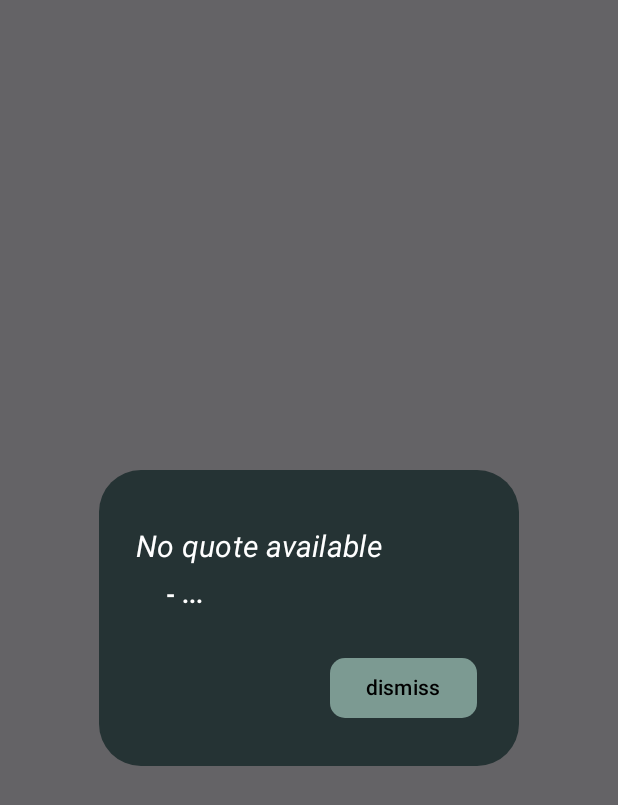
After one commit to zikkox/Mental-Guru, an Android app built with Jetpack Compose: the composable QuoteDialog called with empty values, on a phone screen of 412 x 824 dp. The commit adds this screen. Shown: the top 805 px of the screen. Run offline under Robolectric (Android 15) with nearby library versions, the phone set to English and light mode, and no system bars.

Commit message:
added quote api, filters and returns quote based on tag

```diff
--- a/app/src/main/AndroidManifest.xml
+++ b/app/src/main/AndroidManifest.xml
@@ -2,7 +2,7 @@
 <manifest xmlns:android="http://schemas.android.com/apk/res/android"
     xmlns:tools="http://schemas.android.com/tools">
 
-    <uses-permission android:name="android.permission.INTERNET" />
+    <uses-permission android:name="android.permission.INTERNET"/>
 
     <application
         android:allowBackup="true"
--- a/app/src/main/java/com/example/mentalguru/data/repository/MusicRepository.kt
+++ b/app/src/main/java/com/example/mentalguru/data/repository/MusicRepository.kt
@@ -1,5 +1,6 @@
 package com.example.mentalguru.data.repository
 
+import android.util.Log
 import com.example.mentalguru.data.remote.MusicApiService
 import com.example.mentalguru.data.model.Music
 import retrofit2.Retrofit
@@ -22,6 +23,7 @@ class MusicRepository {
         return try {
             api.getMusicList()
         } catch (e: Exception) {
+            Log.e("MusicRepository", "Error fetching music list", e)
             emptyList()
         }
     }
@@ -30,6 +32,7 @@ class MusicRepository {
         return try {
             api.getMusicById(id)
         } catch (e: Exception) {
+            Log.e("MusicRepository", "Error fetching music by ID", e)
             null
         }
     }
--- /dev/null
+++ b/app/src/main/java/com/example/mentalguru/presentation/ui/components/QuoteDialog.kt
@@ -0,0 +1,71 @@
+package com.example.mentalguru.presentation.ui.components
+
+import android.graphics.Paint.Align
+import androidx.compose.foundation.layout.Column
+import androidx.compose.foundation.layout.Spacer
+import androidx.compose.foundation.layout.height
+import androidx.compose.foundation.layout.padding
+import androidx.compose.foundation.shape.RoundedCornerShape
+import androidx.compose.material3.AlertDialog
+import androidx.compose.material3.Button
+import androidx.compose.material3.ButtonDefaults
+import androidx.compose.material3.CircularProgressIndicator
+import androidx.compose.material3.Text
+import androidx.compose.material3.TextButton
+import androidx.compose.runtime.Composable
+import androidx.compose.runtime.State
+import androidx.compose.ui.Alignment
+import androidx.compose.ui.Modifier
+import androidx.compose.ui.graphics.Color
+import androidx.compose.ui.res.colorResource
+import androidx.compose.ui.text.font.FontStyle
+import androidx.compose.ui.text.font.FontWeight
+import androidx.compose.ui.text.style.TextAlign
+import androidx.compose.ui.unit.dp
+import androidx.compose.ui.unit.sp
+import com.example.mentalguru.R
+import com.example.mentalguru.data.model.Quote
+
+@Composable
+fun QuoteDialog(quote: Quote?, onDismiss: () -> Unit) {
+    AlertDialog(
+        onDismissRequest = onDismiss,
+        containerColor = colorResource(R.color.dark_green),
+        text = {
+            Column {
+
+                Spacer(modifier = Modifier.height(15.dp))
+
+                Text(
+                    text = (quote?.content ?: "No quote available"),
+                    fontSize = 20.sp,
+                    fontStyle = FontStyle.Italic,
+                    color = Color.White,
+                    textAlign = TextAlign.Center
+                )
+
+                Spacer(modifier = Modifier.height(10.dp))
+
+                Text(
+                    text = "- ${quote?.author ?: "..."}",
+                    fontSize = 16.sp,
+                    fontWeight = FontWeight.Bold,
+                    color = Color.White,
+                    modifier = Modifier.padding(start = 20.dp),
+                    textAlign = TextAlign.Center
+                )
+            }
+        },
+        confirmButton = {
+            Button(
+                onClick = onDismiss, colors = ButtonDefaults.buttonColors(
+                    containerColor = colorResource(id = R.color.light_green)
+                ),
+                shape = RoundedCornerShape(10.dp),
+                modifier = Modifier.padding(4.dp)
+            ) {
+                Text("dismiss", color = Color.Black)
+            }
+        }
+    )
+}
```
Also changed, not shown: app/src/main/java/com/example/mentalguru/data/model/Quote.kt (added, +15 -0 lines), app/src/main/java/com/example/mentalguru/data/remote/QuoteApiService.kt (added, +16 -0 lines), app/src/main/java/com/example/mentalguru/data/remote/UnsafeHttpClient.kt (added, +32 -0 lines), app/src/main/java/com/example/mentalguru/data/repository/QuoteRepository.kt (added, +42 -0 lines), app/src/main/java/com/example/mentalguru/presentation/screens/MainScreen.kt (+53 -13 lines), app/src/main/java/com/example/mentalguru/presentation/viewmodels/QuoteViewModel.kt (added, +42 -0 lines).
